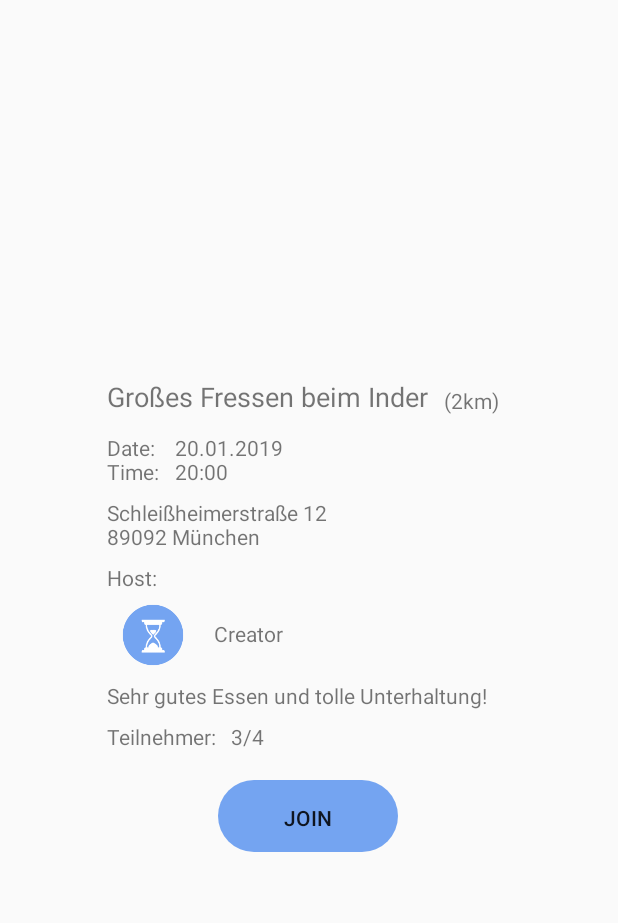
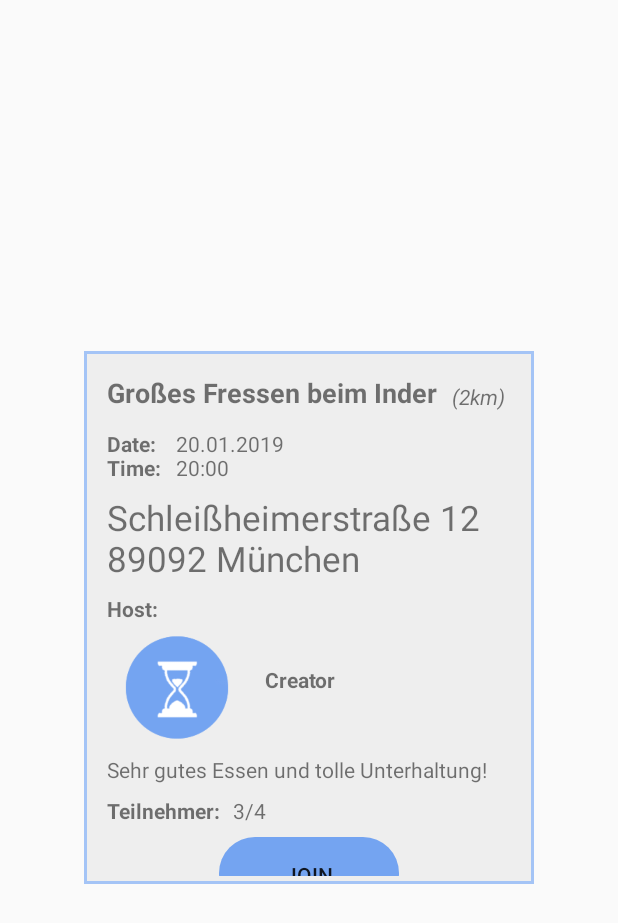
Before and after one commit to richardschaeffer96/PEM2018, an Android app: the layout map_overlay.xml on its own in the app's theme, with its tools: preview values and no code run, on a phone screen of 412 x 824 dp. Shown: the top 923 px of the screen. Run offline under Robolectric (Android 15) with nearby library versions, the phone set to English and light mode, and no system bars.

Commit message:
new design for overlay

```diff
--- a/app/src/main/res/layout/map_overlay.xml
+++ b/app/src/main/res/layout/map_overlay.xml
@@ -5,7 +5,8 @@
     xmlns:tools="http://schemas.android.com/tools"
     android:orientation="vertical"
     android:layout_width="300dp"
-    android:layout_height="350dp"
+    android:layout_height="355dp"
+    android:background="@drawable/gradientbackground"
     android:padding="5dp"
     android:layout_gravity="center">
 
@@ -19,6 +20,7 @@
         android:layout_marginTop="10dp"
         android:text="Großes Fressen beim Inder"
         android:textSize="18sp"
+        android:textStyle="bold"
         app:layout_constraintStart_toStartOf="parent"
         app:layout_constraintTop_toTopOf="parent" />
 
@@ -28,15 +30,18 @@
         android:layout_height="wrap_content"
         android:layout_marginStart="8dp"
         android:layout_marginLeft="8dp"
+        android:layout_marginTop="8dp"
         android:layout_marginEnd="9dp"
         android:layout_marginRight="9dp"
-        android:layout_marginBottom="13dp"
         android:background="@drawable/buttonstylebackground"
         android:onClick="join"
         android:text="Join"
         app:layout_constraintBottom_toBottomOf="parent"
         app:layout_constraintEnd_toEndOf="parent"
-        app:layout_constraintStart_toStartOf="parent" />
+        app:layout_constraintHorizontal_bias="0.503"
+        app:layout_constraintStart_toStartOf="parent"
+        app:layout_constraintTop_toBottomOf="@+id/number_participants"
+        app:layout_constraintVertical_bias="0.0" />
 
     <TextView
         android:id="@+id/text_distance"
@@ -46,6 +51,7 @@
         android:layout_marginLeft="10dp"
         android:layout_marginTop="15dp"
         android:text="(2km)"
+        android:textStyle="italic"
         app:layout_constraintStart_toEndOf="@+id/textView_headline"
         app:layout_constraintTop_toTopOf="parent" />
 
@@ -56,6 +62,7 @@
         android:layout_marginStart="10dp"
         android:layout_marginLeft="10dp"
         android:layout_marginTop="8dp"
+        android:textSize="35px"
         android:text="Schleißheimerstraße 12\n89092 München"
         app:layout_constraintStart_toStartOf="parent"
         app:layout_constraintTop_toBottomOf="@+id/text_date" />
@@ -83,13 +90,14 @@
         app:layout_constraintTop_toBottomOf="@+id/iVguider" />
 
     <TextView
-        android:id="@+id/text_participants"
+        android:id="@+id/ov_participants"
         android:layout_width="wrap_content"
         android:layout_height="wrap_content"
         android:layout_marginStart="10dp"
         android:layout_marginLeft="10dp"
         android:layout_marginTop="8dp"
         android:text="Teilnehmer:"
+        android:textStyle="bold"
         app:layout_constraintStart_toStartOf="parent"
         app:layout_constraintTop_toBottomOf="@+id/text_info" />
 
@@ -97,17 +105,17 @@
         android:id="@+id/number_participants"
         android:layout_width="wrap_content"
         android:layout_height="wrap_content"
-        android:layout_marginStart="10dp"
-        android:layout_marginLeft="10dp"
+        android:layout_marginStart="8dp"
+        android:layout_marginLeft="8dp"
         android:layout_marginTop="8dp"
         android:text="3/4"
-        app:layout_constraintStart_toEndOf="@+id/text_participants"
+        app:layout_constraintStart_toEndOf="@+id/ov_participants"
         app:layout_constraintTop_toBottomOf="@+id/text_info" />
 
     <ImageView
         android:id="@+id/iVguider"
-        android:layout_width="61dp"
-        android:layout_height="41dp"
+        android:layout_width="93dp"
+        android:layout_height="70dp"
         android:layout_marginStart="10dp"
         android:layout_marginLeft="10dp"
         android:layout_marginTop="8dp"
@@ -119,10 +127,11 @@
         android:id="@+id/text_name"
         android:layout_width="wrap_content"
         android:layout_height="wrap_content"
-        android:layout_marginStart="10dp"
-        android:layout_marginLeft="10dp"
-        android:layout_marginTop="18dp"
+        android:layout_marginStart="12dp"
+        android:layout_marginLeft="12dp"
+        android:layout_marginTop="28dp"
         android:text="Creator"
+        android:textStyle="bold"
         app:layout_constraintStart_toEndOf="@+id/iVguider"
         app:layout_constraintTop_toBottomOf="@+id/textViewCreator" />
 
@@ -153,6 +162,7 @@
         android:layout_marginStart="10dp"
         android:layout_marginLeft="10dp"
         android:layout_marginTop="12dp"
+        android:textStyle="bold"
         android:text="Date: \nTime:"
         app:layout_constraintStart_toStartOf="parent"
         app:layout_constraintTop_toBottomOf="@+id/textView_headline" />
@@ -161,6 +171,7 @@
         android:id="@+id/textViewCreator"
         android:layout_width="wrap_content"
         android:layout_height="wrap_content"
+        android:textStyle="bold"
         android:layout_marginStart="10dp"
         android:layout_marginLeft="10dp"
         android:layout_marginTop="8dp"
```
